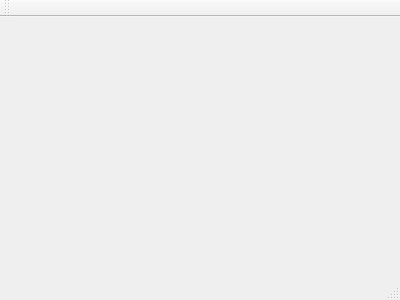
Before: the Qt Designer form sortBase/mainwindow.ui in bsbadiane/DataBase, drawn with Qt 5.
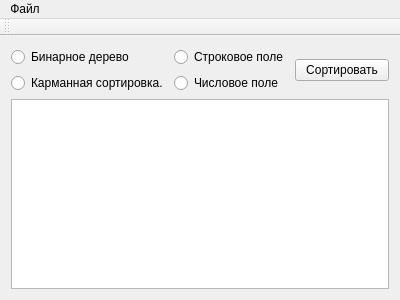
After: the same form once the commit is applied.

```diff
--- a/sortBase/mainwindow.ui
+++ b/sortBase/mainwindow.ui
@@ -12,13 +12,92 @@
   <property name="windowTitle" >
    <string>MainWindow</string>
   </property>
-  <widget class="QMenuBar" name="menuBar" />
-  <widget class="QToolBar" name="mainToolBar" />
-  <widget class="QWidget" name="centralWidget" />
-  <widget class="QStatusBar" name="statusBar" />
+  <widget class="QWidget" name="centralWidget">
+   <layout class="QGridLayout" name="gridLayout">
+    <item row="0" column="0">
+     <widget class="QRadioButton" name="binarytree">
+      <property name="text">
+       <string>Бинарное дерево</string>
+      </property>
+      <attribute name="buttonGroup">
+       <string>buttonGroup_2</string>
+      </attribute>
+     </widget>
+    </item>
+    <item row="0" column="1">
+     <widget class="QRadioButton" name="stringfield">
+      <property name="text">
+       <string>Строковое поле</string>
+      </property>
+      <attribute name="buttonGroup">
+       <string>buttonGroup</string>
+      </attribute>
+     </widget>
+    </item>
+    <item row="0" column="2" rowspan="2">
+     <widget class="QPushButton" name="pushButton">
+      <property name="text">
+       <string>Сортировать</string>
+      </property>
+     </widget>
+    </item>
+    <item row="1" column="0">
+     <widget class="QRadioButton" name="radix">
+      <property name="text">
+       <string>Карманная сортировка.</string>
+      </property>
+      <attribute name="buttonGroup">
+       <string>buttonGroup_2</string>
+      </attribute>
+     </widget>
+    </item>
+    <item row="1" column="1">
+     <widget class="QRadioButton" name="intfield">
+      <property name="text">
+       <string>Числовое поле</string>
+      </property>
+      <attribute name="buttonGroup">
+       <string>buttonGroup</string>
+      </attribute>
+     </widget>
+    </item>
+    <item row="2" column="0" colspan="3">
+     <widget class="QTextEdit" name="textEdit"/>
+    </item>
+   </layout>
+  </widget>
+  <widget class="QMenuBar" name="menuBar">
+   <property name="geometry">
+    <rect>
+     <x>0</x>
+     <y>0</y>
+     <width>400</width>
+     <height>21</height>
+    </rect>
+   </property>
+   <widget class="QMenu" name="menu">
+    <property name="title">
+     <string>Файл</string>
+    </property>
+    <addaction name="action"/>
+   </widget>
+   <addaction name="menu"/>
+  </widget>
+  <widget class="QToolBar" name="mainToolBar">
+   <attribute name="toolBarArea">
+    <enum>TopToolBarArea</enum>
+   </attribute>
+   <attribute name="toolBarBreak">
+    <bool>false</bool>
+   </attribute>
+  </widget>
+  <action name="action">
+   <property name="text">
+    <string>Выход</string>
+   </property>
+  </action>
  </widget>
- <layoutDefault spacing="6" margin="11" />
- <pixmapfunction></pixmapfunction>
+ <layoutdefault spacing="6" margin="11"/>
  <resources/>
  <connections/>
 </ui>
```
Left out of the diff: 32 changed lines with no effect on the pictures.
